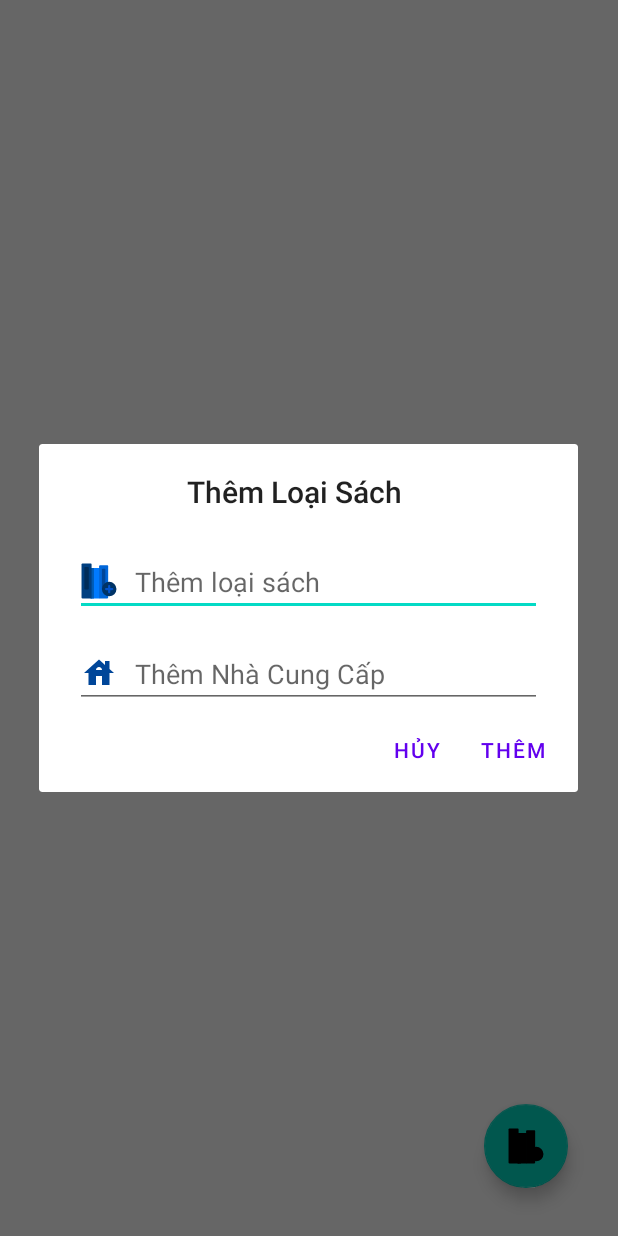
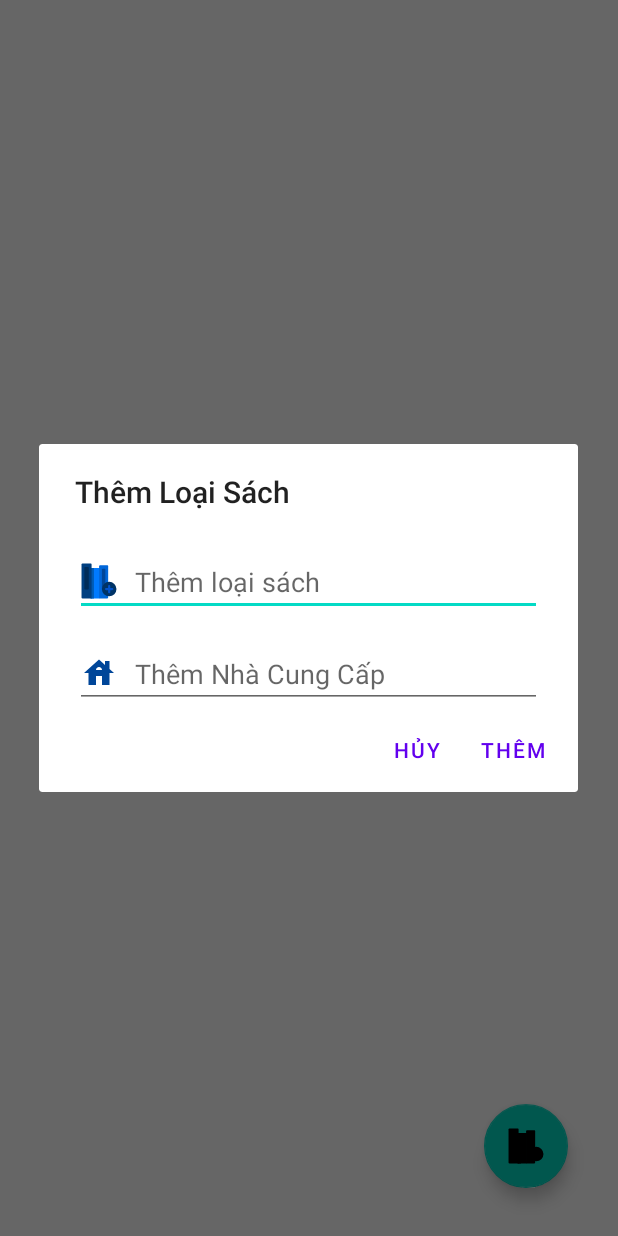
Before and after one commit to quangkuong1109/quan_ly_thu_vien, an Android app: the fragment QuanlytheloaiFragment shown on its own in the app's theme, after a tap on an icon or button, on a phone screen of 412 x 824 dp. Run offline under Robolectric (Android 15) with nearby library versions, the phone set to English and light mode, and no system bars.

Commit message:
sửa linh tinh

```diff
--- a/app/src/main/AndroidManifest.xml
+++ b/app/src/main/AndroidManifest.xml
@@ -9,12 +9,10 @@
         android:supportsRtl="true"
         android:theme="@style/Theme.Huynhddph12966_MOB2041_DuAnMauAndroid">
         <activity android:name="com.example.Quanly_thuvien.ManhinhHome">
-
         </activity>
         <activity android:name="com.example.Quanly_thuvien.Splash">
             <intent-filter>
                 <action android:name="android.intent.action.MAIN" />
-
                 <category android:name="android.intent.category.LAUNCHER" />
             </intent-filter>
         </activity>
--- a/app/src/main/java/com/example/Quanly_thuvien/LOPADAPTER/S_Adapter.java
+++ b/app/src/main/java/com/example/Quanly_thuvien/LOPADAPTER/S_Adapter.java
@@ -119,7 +119,7 @@ public class S_Adapter extends RecyclerView.Adapter<S_Adapter.SachHoder> impleme
         holder.img_edits.setOnClickListener(new View.OnClickListener() {
             @Override
             public void onClick(View v) {
-                LayoutInflater inflater = LayoutInflater.from(context);
+                LayoutInflater inflater = LayoutInflater.from(context);//tạo cacs đối tượng view
                 View view = inflater.inflate(R.layout.custom_edit_sach, null);
                 AlertDialog.Builder builder = new AlertDialog.Builder(view.getContext());
                 builder.setView(view);
@@ -198,7 +198,7 @@ public class S_Adapter extends RecyclerView.Adapter<S_Adapter.SachHoder> impleme
     }
 
     @Override
-    public int getItemCount() {
+    public int getItemCount() {//trả về so luong trong list
         if (list != null) {
             return list.size();
         }
--- a/app/src/main/java/com/example/Quanly_thuvien/Login/DoiPass.java
+++ b/app/src/main/java/com/example/Quanly_thuvien/Login/DoiPass.java
@@ -81,7 +81,7 @@ public class DoiPass extends Fragment {
             String passent = ed_passen.getText().toString();
             if (!passold.equals(ed_passold.getText().toString())) {
                 Toast.makeText(getActivity(), "Sai mật khẩu cũ", Toast.LENGTH_SHORT).show();
-                return check = -1;
+                check = -1;
             }
             if (!passnew.equals(passent)) {
                 Toast.makeText(getActivity(), "Nhập lại mật khẩu không giống", Toast.LENGTH_SHORT).show();
--- a/app/src/main/java/com/example/Quanly_thuvien/QuanlyvsThongke/Quanlytheloaisach/QuanlytheloaiFragment.java
+++ b/app/src/main/java/com/example/Quanly_thuvien/QuanlyvsThongke/Quanlytheloaisach/QuanlytheloaiFragment.java
@@ -32,7 +32,7 @@ public class QuanlytheloaiFragment extends Fragment {
     RecyclerView rcl_ls;
     EditText ed_tenls;
     LoaiSachDao lsdao;
-    Ls_Adapter adapter;
+    Ls_Adapter adapter_ls;
     FloatingActionButton flb_addls;
     LoaiSachViewModel model;
     SearchView searchView;
@@ -51,11 +51,11 @@ public class QuanlytheloaiFragment extends Fragment {
         RecyclerView.LayoutManager lymanage = new LinearLayoutManager(getActivity());
         rcl_ls.setLayoutManager(lymanage);
         model = new ViewModelProvider(this).get(LoaiSachViewModel.class);
-        model.getLiveData().observe(getViewLifecycleOwner(), new Observer<List<LoaiSach>>() {
+        model.getLiveData().observe(getViewLifecycleOwner(), new Observer<List<LoaiSach>>() {//hiển thị dữ liệu
             @Override
             public void onChanged(List<LoaiSach> loaiSaches) {
-                adapter = new Ls_Adapter(getActivity(), loaiSaches, lsdao);
-                rcl_ls.setAdapter(adapter);
+                adapter_ls = new Ls_Adapter(getActivity(), loaiSaches, lsdao);
+                rcl_ls.setAdapter(adapter_ls);
             }
         });
         flb_addls.setOnClickListener(new View.OnClickListener() {
@@ -67,7 +67,7 @@ public class QuanlytheloaiFragment extends Fragment {
                 builder.setView(view1);
                 EditText ed_ls = (EditText) view1.findViewById(R.id.ed_editls);
                 EditText ed_nhcc = (EditText) view1.findViewById(R.id.ed_nhcc);
-                builder.setTitle("                Thêm Loại Sách");
+                builder.setTitle("Thêm Loại Sách");
                 builder.setPositiveButton("Thêm", new DialogInterface.OnClickListener() {
                     @Override
                     public void onClick(DialogInterface dialog, int which) {
@@ -80,7 +80,7 @@ public class QuanlytheloaiFragment extends Fragment {
                             ed_nhcc.setText("");
                             Toast.makeText(getActivity(), "Thêm Loại Sách Thành Công", Toast.LENGTH_SHORT).show();
                             model.getLiveData();
-                            adapter.notifyDataSetChanged();
+                            adapter_ls.notifyDataSetChanged();
                         } else {
                             Toast.makeText(getActivity(), "Tên Loại Sách Trùng Lặp \n Thêm Thất Bại", Toast.LENGTH_SHORT).show();
                         }
--- a/app/src/main/java/com/example/Quanly_thuvien/Taonv/Singup.java
+++ b/app/src/main/java/com/example/Quanly_thuvien/Taonv/Singup.java
@@ -55,12 +55,12 @@ public class Singup extends Fragment {
                 LayoutInflater layoutInflater = getLayoutInflater();
                 View view = layoutInflater.inflate(R.layout.custom_taonv, null);
                 builder.setView(view);
-                dao = new NVDao(getActivity());
+                dao = new NVDao(getActivity());//tạo nhan vien DAO
                 edUser = view.findViewById(R.id.edUser);
                 edhoten = view.findViewById(R.id.edHoTen);
                 edPass = view.findViewById(R.id.edPass);
                 edEnPass = view.findViewById(R.id.edRePass);
-                builder.setTitle("                Tạo Tài Khoản");
+                builder.setTitle("Tạo Tài Khoản");
                 builder.setPositiveButton("Tạo", new DialogInterface.OnClickListener() {
                     @Override
                     public void onClick(DialogInterface dialog, int which) {
--- a/app/src/main/res/layout/app_bar_main.xml
+++ b/app/src/main/res/layout/app_bar_main.xml
@@ -7,6 +7,7 @@
     tools:context=".MainActivity">
 
     <com.google.android.material.appbar.AppBarLayout
+        android:id="@+id/appBarLayout"
         android:layout_width="match_parent"
         android:layout_height="wrap_content"
         android:theme="@style/Theme.Huynhddph12966_MOB2041_DuAnMauAndroid.AppBarOverlay">
--- a/app/src/main/res/layout/custom_list_loaisach.xml
+++ b/app/src/main/res/layout/custom_list_loaisach.xml
@@ -80,6 +80,7 @@
             android:layout_marginTop="7dp"
             android:layout_marginEnd="8dp"
             android:text="TextView"
+            android:textColor="@color/black"
             app:layout_constraintEnd_toStartOf="@+id/imgditls"
             app:layout_constraintStart_toEndOf="@+id/imageView3"
             app:layout_constraintTop_toBottomOf="@+id/tv_id_loaisach" />
--- a/app/src/main/res/layout/custom_list_tk.xml
+++ b/app/src/main/res/layout/custom_list_tk.xml
@@ -62,7 +62,9 @@
         android:layout_marginBottom="16dp"
         app:layout_constraintBottom_toBottomOf="parent"
         app:layout_constraintEnd_toEndOf="parent"
+        app:layout_constraintHorizontal_bias="0.0"
         app:layout_constraintStart_toStartOf="parent"
         app:layout_constraintTop_toTopOf="parent"
-        app:srcCompat="@drawable/ic_close" />
+        app:layout_constraintVertical_bias="0.0"
+        app:srcCompat="@drawable/close" />
 </androidx.constraintlayout.widget.ConstraintLayout>
```
Also changed, not shown: app/src/main/java/com/example/Quanly_thuvien/LOPADAPTER/Ls_Adapter.java (+2 -14 lines), app/src/main/java/com/example/Quanly_thuvien/LOPDAO/SachDao.java (+13 -0 lines), app/src/main/java/com/example/Quanly_thuvien/MainActivity.java (+5 -13 lines), app/src/main/java/com/example/Quanly_thuvien/QuanlyvsThongke/Quanlysach/QuanlysachFragment.java (+4 -5 lines), app/src/main/java/com/example/Quanly_thuvien/QuanlyvsThongke/Quanlysach/SachViewModel.java (+0 -9 lines), app/src/main/res/layout/fragment_thongkedoanhthu.xml (+5 -3 lines), app/src/main/res/drawable-v24/back.jpg (deleted), app/src/main/res/drawable/close.png (added).
